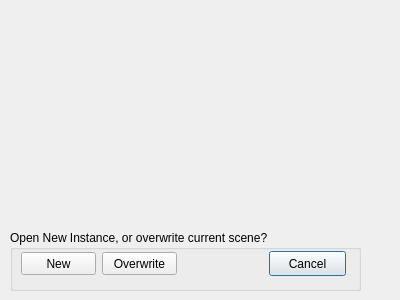
This is src/qt-frontend/widgets/OpenSceneFile/openscenefile.ui in phresnel/picogen as Qt 5 draws it before an edit. The edited form follows.
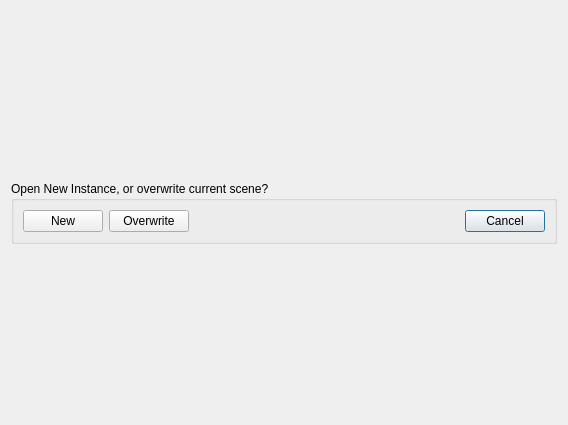
This is the edited form.

```diff
--- a/src/qt-frontend/widgets/OpenSceneFile/openscenefile.ui
+++ b/src/qt-frontend/widgets/OpenSceneFile/openscenefile.ui
@@ -6,34 +6,31 @@
    <rect>
     <x>0</x>
     <y>0</y>
-    <width>400</width>
-    <height>300</height>
+    <width>568</width>
+    <height>425</height>
    </rect>
   </property>
   <property name="windowTitle">
    <string>Dialog</string>
   </property>
+  <layout class="QVBoxLayout" name="verticalLayout">
+   <item>
+    <layout class="QVBoxLayout" name="previewLayout"/>
+   </item>
+   <item>
   <widget class="QGroupBox" name="groupBox">
-   <property name="geometry">
-    <rect>
-     <x>10</x>
-     <y>230</y>
-     <width>351</width>
-     <height>61</height>
-    </rect>
+     <property name="sizePolicy">
+      <sizepolicy hsizetype="Preferred" vsizetype="Maximum">
+       <horstretch>0</horstretch>
+       <verstretch>0</verstretch>
+      </sizepolicy>
    </property>
    <property name="title">
     <string>Open New Instance, or overwrite current scene?</string>
    </property>
+     <layout class="QHBoxLayout" name="horizontalLayout">
+      <item>
    <widget class="QPushButton" name="newInstance">
-    <property name="geometry">
-     <rect>
-      <x>11</x>
-      <y>22</y>
-      <width>75</width>
-      <height>23</height>
-     </rect>
-    </property>
     <property name="text">
      <string>New</string>
     </property>
@@ -41,15 +38,9 @@
      <bool>false</bool>
     </property>
    </widget>
+      </item>
+      <item>
    <widget class="QPushButton" name="currentInstance">
-    <property name="geometry">
-     <rect>
-      <x>92</x>
-      <y>22</y>
-      <width>75</width>
-      <height>23</height>
-     </rect>
-    </property>
     <property name="text">
      <string>Overwrite</string>
     </property>
@@ -57,15 +48,22 @@
      <bool>false</bool>
     </property>
    </widget>
+      </item>
+      <item>
+       <spacer name="horizontalSpacer">
+        <property name="orientation">
+         <enum>Qt::Horizontal</enum>
+        </property>
+        <property name="sizeHint" stdset="0">
+         <size>
+          <width>40</width>
+          <height>20</height>
+         </size>
+        </property>
+       </spacer>
+      </item>
+      <item>
    <widget class="QPushButton" name="cancel">
-    <property name="geometry">
-     <rect>
-      <x>259</x>
-      <y>21</y>
-      <width>77</width>
-      <height>25</height>
-     </rect>
-    </property>
     <property name="text">
      <string>Cancel</string>
     </property>
@@ -76,7 +74,11 @@
      <bool>true</bool>
     </property>
    </widget>
-  </widget>
+      </item>
+     </layout>
+    </widget>
+   </item>
+  </layout>
  </widget>
  <tabstops>
   <tabstop>cancel</tabstop>
```
Lines whose indentation alone changed are shown as unchanged.
